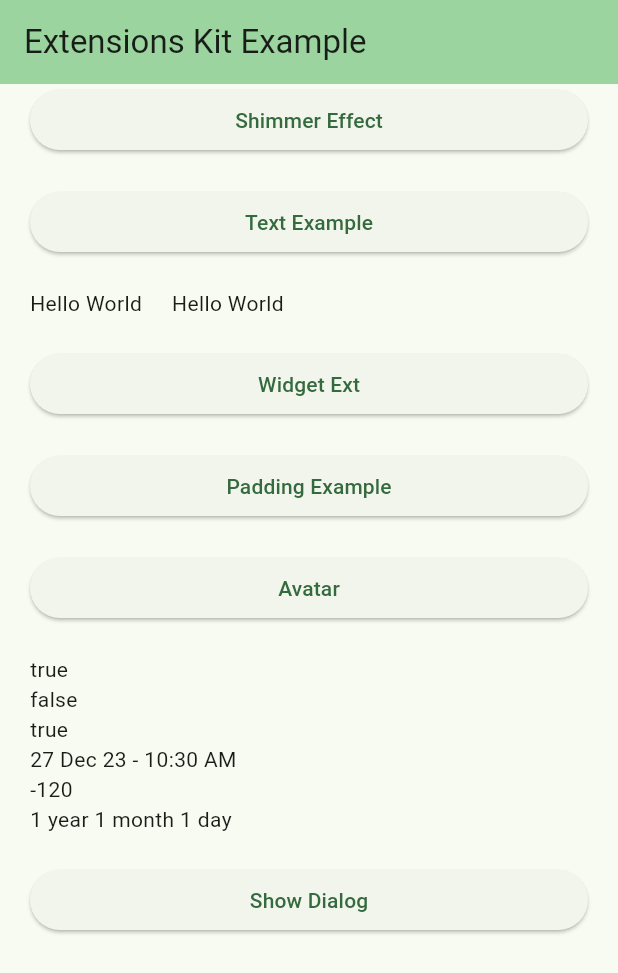
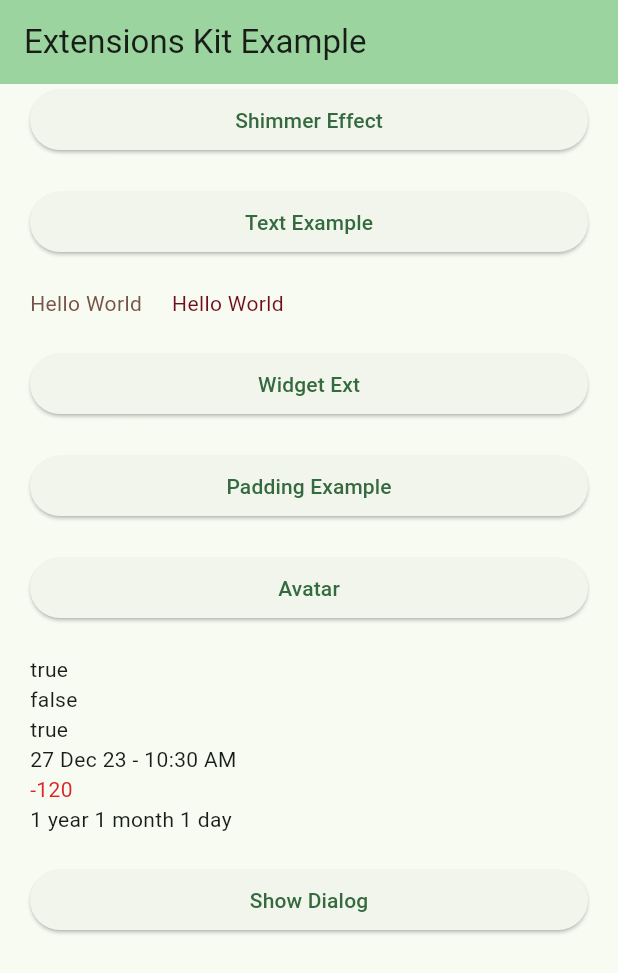
Before and after one commit to zainulabidin379/extensions_kit, a Flutter app: the screen it shows after launch, on a phone screen of 412 x 824 dp. Shown: the top 973 px of the screen. Run offline on Flutter 3.47's test engine with Material 3 defaults, Android fonts, the phone set to English and light mode, and no system bars.

```diff
--- a/example/lib/main.dart
+++ b/example/lib/main.dart
@@ -75,11 +75,11 @@ class _MyHomePageState extends State<MyHomePage> {
             children: [
               Text(
                 'Hello World',
-              ),
+              ).textColor(Ext.randomPrimaryColor),
               20.widthBox,
               Text(
                 'Hello World',
-              )
+              ).textColor(Ext.randomOpaqueColor)
             ],
           ),
 
@@ -119,8 +119,9 @@ class _MyHomePageState extends State<MyHomePage> {
           Text('${dateTime.isSameDay(dateTime)}'),
           Text('${dateTime.format('dd MMM yy - hh:mm a')}'),
           Text(dateTime
-              .diffHours(DateTime.now().add(Duration(days: 5)))
-              .toString()),
+                  .diffHours(DateTime.now().add(Duration(days: 5)))
+                  .toString())
+              .textColor(Ext.red600),
           Text(dateTime
               .diffYearsMonthsDays(DateTime.now().add(Duration(days: 396)))),
 
--- a/pubspec.yaml
+++ b/pubspec.yaml
@@ -1,6 +1,6 @@
 name: extensions_kit
 description: An essential and powerful library of dart extensions to remove the boilerplate and speed up the development process.
-version: 0.0.7
+version: 0.0.8
 homepage: https://github.com/zainulabidin379/extensions_kit
 repository: https://github.com/zainulabidin379/extensions_kit
 
@@ -13,7 +13,7 @@ dependencies:
     sdk: flutter
   flutter_web_plugins:
     sdk: flutter
-  intl: ^0.19.0
+  intl: ^0.18.0
 
 dev_dependencies:
   flutter_test:
```
Also changed, not shown: example/pubspec.lock, 2 other files.
